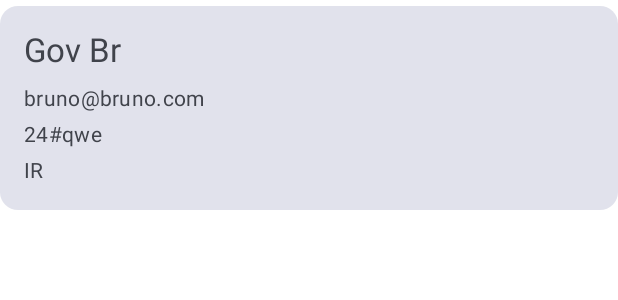
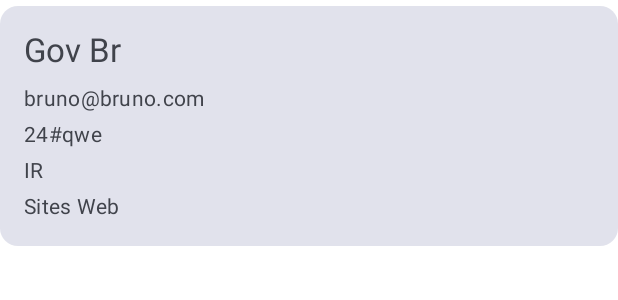
Before and after one commit to HenryPiozziPuc/PI3_turma1-grupo5, an Android app built with Jetpack Compose: the @Preview function MoldeSenhaPreview, on a phone screen of 412 x 824 dp. Shown: the top 300 px of the screen. Run offline under Robolectric (Android 15) with nearby library versions, the phone set to English and light mode, and no system bars.

Commit message:
Adição de senha completa e compose

```diff
--- a/app/src/main/java/com/example/pi3_turma1grupo5/model/Password.kt
+++ b/app/src/main/java/com/example/pi3_turma1grupo5/model/Password.kt
@@ -4,6 +4,6 @@ data class ClasseSenha(
     val titulo:String? = "",
     val login:String? = "",
     val senha:String = "",
-    val categoria:String = "",
-    val descricao:String? = ""
+    val descricao:String? = "",
+    val categoria:String = ""
 )
--- a/app/src/main/java/com/example/pi3_turma1grupo5/ui/components/MoldeSenhas.kt
+++ b/app/src/main/java/com/example/pi3_turma1grupo5/ui/components/MoldeSenhas.kt
@@ -31,20 +31,20 @@ fun MoldeSenha(
             modifier = Modifier.padding(16.dp)
         ) {
 
-            if(!password.titulo.isNullOrBlank()) { // exibe apenas se a string não for nula, vazia ou espaços em branco
-                Text(
-                    text = password.titulo, // Campo do Título
+
+            Text(
+                    text = password.titulo ?: "",
                     style = MaterialTheme.typography.titleLarge
                 )
-            }
 
-            if(!password.login.isNullOrBlank()){
-                Text(
-                    text = password.login,
+
+
+            Text(
+                    text = password.login ?: "",
                     style = MaterialTheme.typography.bodyMedium,
                     modifier = Modifier.padding(top = 8.dp)
                 )
-            }
+
 
             Text(
                 text = password.senha,
@@ -52,12 +52,18 @@ fun MoldeSenha(
                 modifier = Modifier.padding(top = 4.dp)
             )
 
-            if(!password.descricao.isNullOrBlank()){
-                Text(
-                    text = password.descricao,
+
+            Text(
+                    text = password.descricao ?: "",
                     style = MaterialTheme.typography.bodyMedium,
                     modifier = Modifier.padding(top = 4.dp)
-                ) }
+                )
+
+            Text(
+                text = password.categoria,
+                style = MaterialTheme.typography.bodyMedium,
+                modifier = Modifier.padding(top = 4.dp)
+            )
         }
     }
 }
```
Also changed, not shown: app/src/main/java/com/example/pi3_turma1grupo5/ui/components/ComposeNovaSenha.kt (+17 -3 lines), app/src/main/java/com/example/pi3_turma1grupo5/utils/AddSenhaBD.kt (+12 -8 lines).
